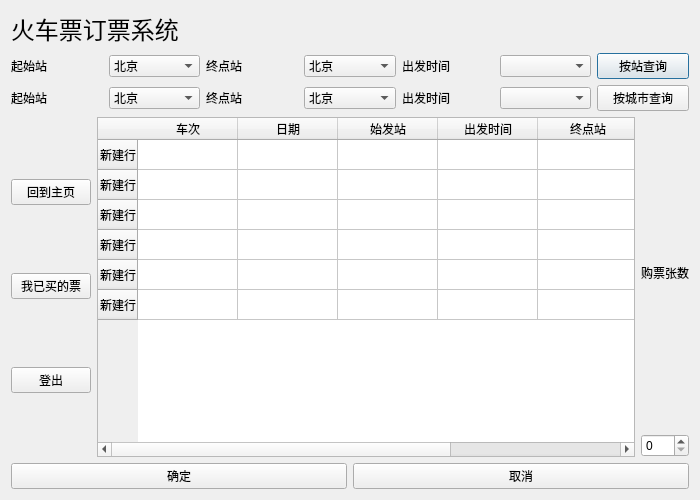
New-bottle/train-ticket-system, file UI/userbuy.ui: the form before one commit.
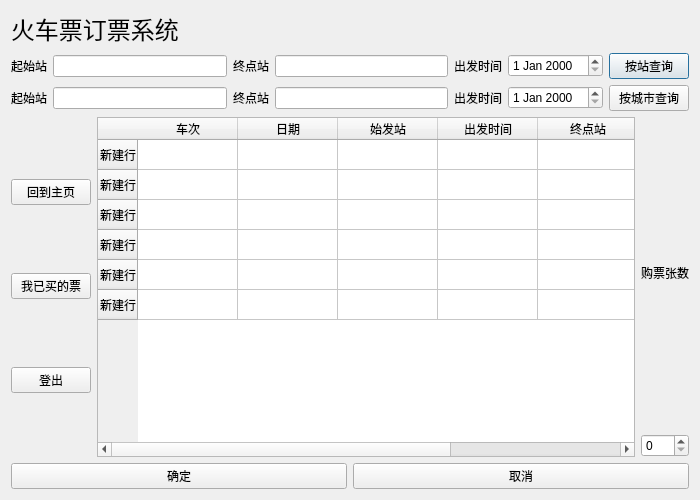
The form after the commit.

What changed in the file:
```diff
--- a/UI/userbuy.ui
+++ b/UI/userbuy.ui
@@ -37,23 +37,7 @@
       </widget>
      </item>
      <item>
-      <widget class="QComboBox" name="start_by_station">
-       <item>
-        <property name="text">
-         <string>北京</string>
-        </property>
-       </item>
-       <item>
-        <property name="text">
-         <string>上海</string>
-        </property>
-       </item>
-       <item>
-        <property name="text">
-         <string>西藏</string>
-        </property>
-       </item>
-      </widget>
+      <widget class="QLineEdit" name="start_station"/>
      </item>
      <item>
       <widget class="QLabel" name="end_station_label">
@@ -63,13 +47,7 @@
       </widget>
      </item>
      <item>
-      <widget class="QComboBox" name="end_by_station">
-       <item>
-        <property name="text">
-         <string>北京</string>
-        </property>
-       </item>
-      </widget>
+      <widget class="QLineEdit" name="end_station"/>
      </item>
      <item>
       <widget class="QLabel" name="label_3">
@@ -79,7 +57,7 @@
       </widget>
      </item>
      <item>
-      <widget class="QComboBox" name="time_by_station"/>
+      <widget class="QDateEdit" name="dateEdit_station"/>
      </item>
      <item>
       <widget class="QPushButton" name="search_by_station">
@@ -100,23 +78,7 @@
       </widget>
      </item>
      <item>
-      <widget class="QComboBox" name="start_by_city">
-       <item>
-        <property name="text">
-         <string>北京</string>
-        </property>
-       </item>
-       <item>
-        <property name="text">
-         <string>上海</string>
-        </property>
-       </item>
-       <item>
-        <property name="text">
-         <string>西藏</string>
-        </property>
-       </item>
-      </widget>
+      <widget class="QLineEdit" name="start_city"/>
      </item>
      <item>
       <widget class="QLabel" name="end_city_label">
@@ -126,13 +88,7 @@
       </widget>
      </item>
      <item>
-      <widget class="QComboBox" name="end_by_city">
-       <item>
-        <property name="text">
-         <string>北京</string>
-        </property>
-       </item>
-      </widget>
+      <widget class="QLineEdit" name="end_city"/>
      </item>
      <item>
       <widget class="QLabel" name="label_7">
@@ -142,7 +98,7 @@
       </widget>
      </item>
      <item>
-      <widget class="QComboBox" name="time_by_city"/>
+      <widget class="QDateEdit" name="dateEdit_city"/>
      </item>
      <item>
       <widget class="QPushButton" name="search_by_city">
```
